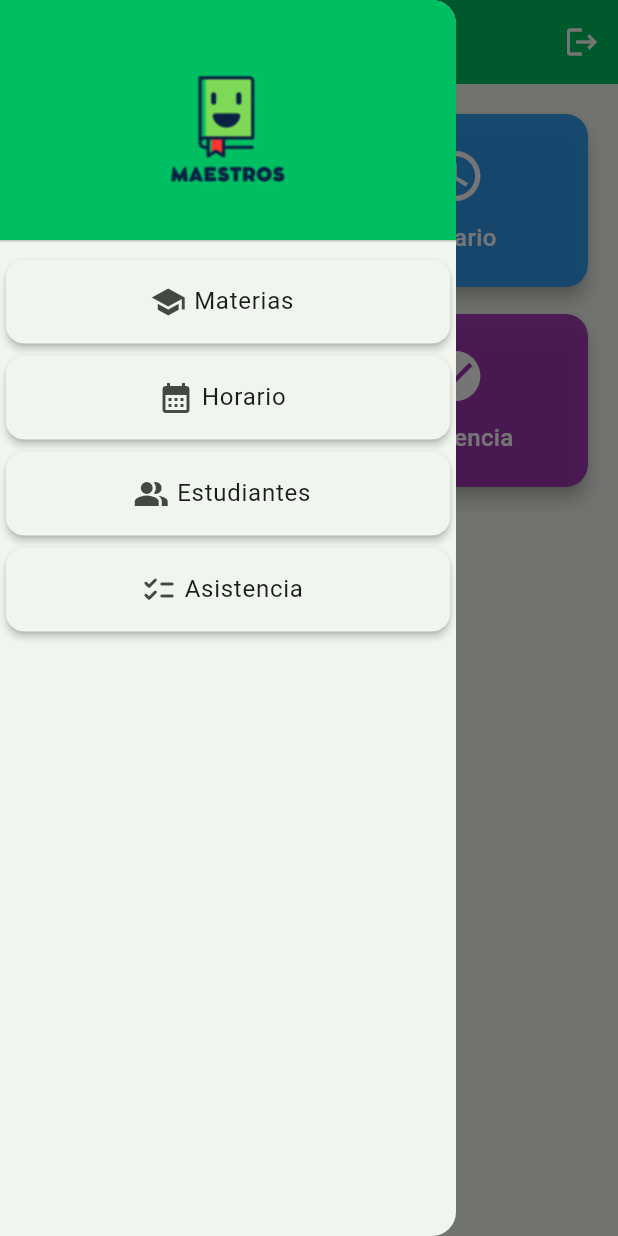
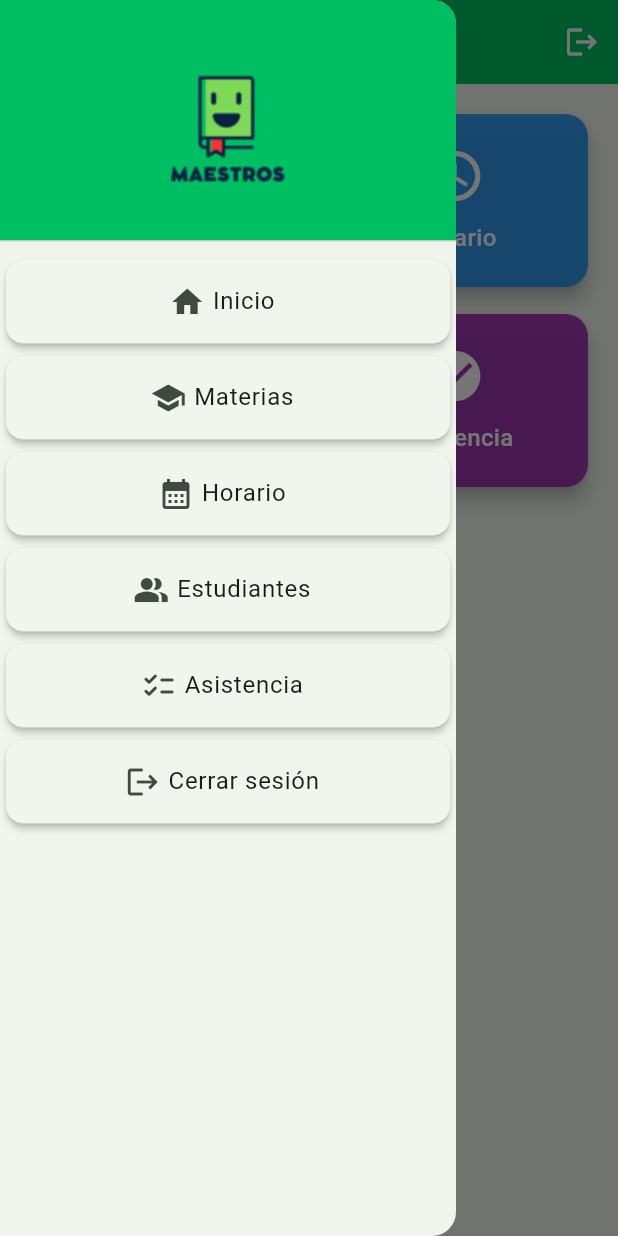
Before and after one commit to Nayid4/maestros_master, a Flutter app: the Home screen opened by its route, with the side drawer open, on a phone screen of 412 x 824 dp. Run offline on Flutter 3.47's test engine with Material 3 defaults, Android fonts, the light colour scheme and no system bars; our stand-ins replace cloud_firestore, firebase_auth, firebase_core, firebase_storage, get, syncfusion_flutter_calendar; missing offline and left inert: syncfusion_localizations; accounts and stored records are empty.

Commit message:
Ajustes y agregacion en el drawer

```diff
--- a/lib/pages/home/home.dart
+++ b/lib/pages/home/home.dart
@@ -26,6 +26,16 @@ class Home extends StatelessWidget {
       appBar: AppBar(
         title: const Text("Inicio", style: TextStyle(color: Colors.white)),
         backgroundColor: micolor,
+        leading: Builder(
+          builder: (BuildContext context) {
+            return IconButton(
+              icon: const Icon(Icons.menu, color: Colors.white), // Icono blanco
+              onPressed: () {
+                Scaffold.of(context).openDrawer(); // Abre el cajón del menú
+              },
+            );
+          },
+        ),
         actions: [
           IconButton(
             onPressed: () {
--- a/lib/utils/drawer/drawer.dart
+++ b/lib/utils/drawer/drawer.dart
@@ -14,6 +14,13 @@ class DrawerGlobal extends StatelessWidget {
     final userController = Get.find<UsersController>();
 
     final List<Map<String, dynamic>> drawerItemsInfo = [
+      {
+        'icon': Icons.home, // Icono para ir al inicio (home)
+        'title': "Inicio", // Título para ir al inicio (home)
+        'onTap': () {
+          Get.offNamed("/home"); // Ir al inicio (home)
+        },
+      },
       {
         'icon': Icons.school,
         'title': "Materias",
@@ -47,6 +54,15 @@ class DrawerGlobal extends StatelessWidget {
           Get.toNamed("/asistencia");
         },
       },
+      {
+        'icon': Icons.logout, // Icono para cerrar sesión
+        'title': "Cerrar sesión", // Título para cerrar sesión
+        'onTap': () {
+          userController.cerrarSesion();
+          materiasController.MateriaFirebase.clear();
+          Get.offAllNamed("/login");
+        },
+      },
     ];
 
     return Drawer(
```
